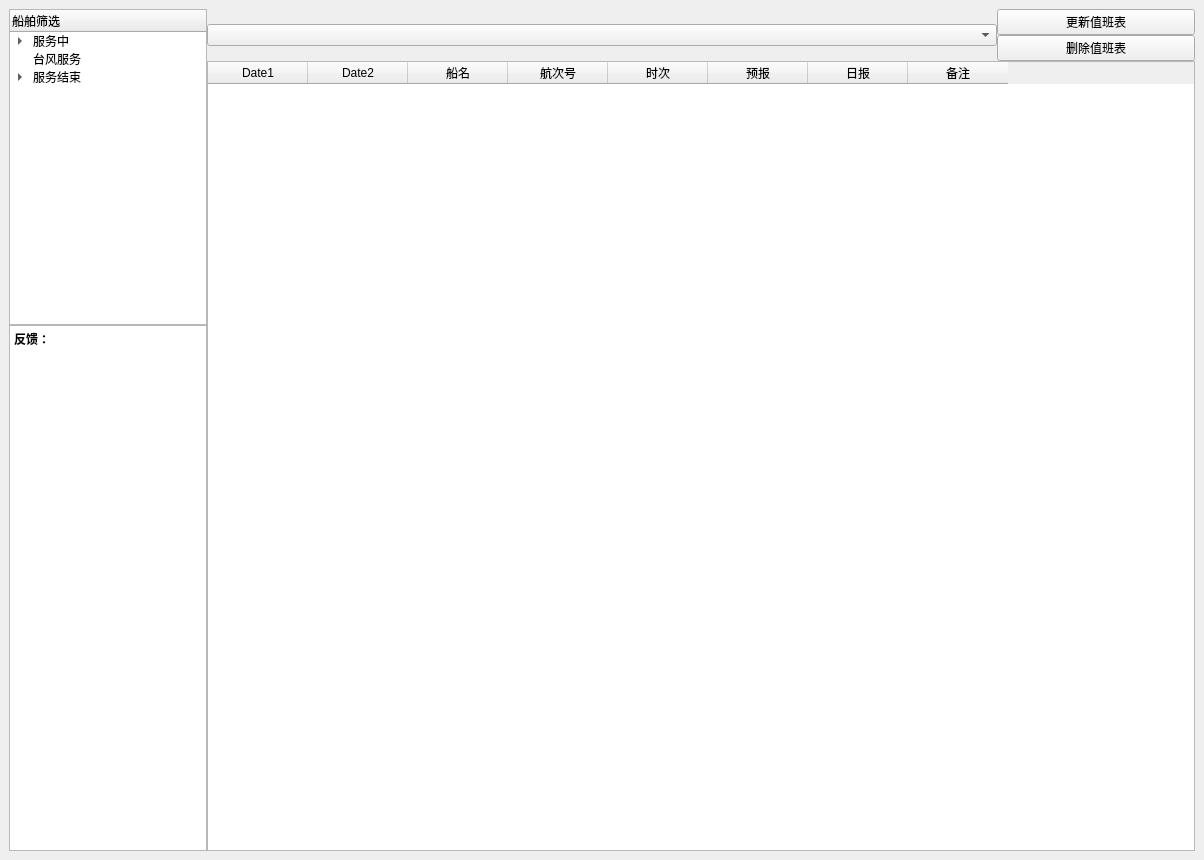
Above: ReportSystem/UiCode/MainWindow.ui from WeatherRouteing/CMRC-ReportSystem before the change. Below: the same form after it.
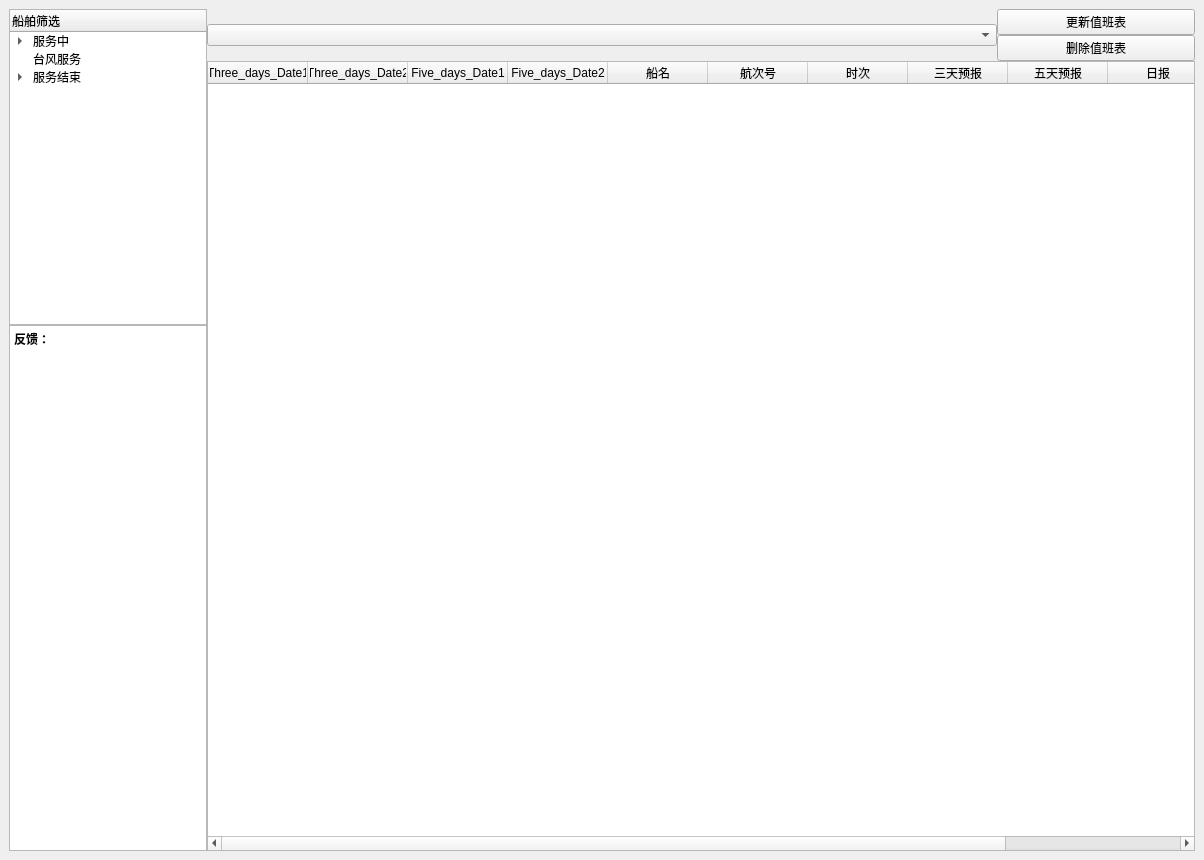
That is the form after the change.

```diff
--- a/ReportSystem/UiCode/MainWindow.ui
+++ b/ReportSystem/UiCode/MainWindow.ui
@@ -126,12 +126,22 @@
          <widget class="QTableWidget" name="tableWidget_main_window">
           <column>
            <property name="text">
-            <string>Date1</string>
+            <string>Three_days_Date1</string>
            </property>
           </column>
           <column>
            <property name="text">
-            <string>Date2</string>
+            <string>Three_days_Date2</string>
+           </property>
+          </column>
+          <column>
+           <property name="text">
+            <string>Five_days_Date1</string>
+           </property>
+          </column>
+          <column>
+           <property name="text">
+            <string>Five_days_Date2</string>
            </property>
           </column>
           <column>
@@ -151,7 +161,12 @@
           </column>
           <column>
            <property name="text">
-            <string>预报</string>
+            <string>三天预报</string>
+           </property>
+          </column>
+          <column>
+           <property name="text">
+            <string>五天预报</string>
            </property>
           </column>
           <column>
```
